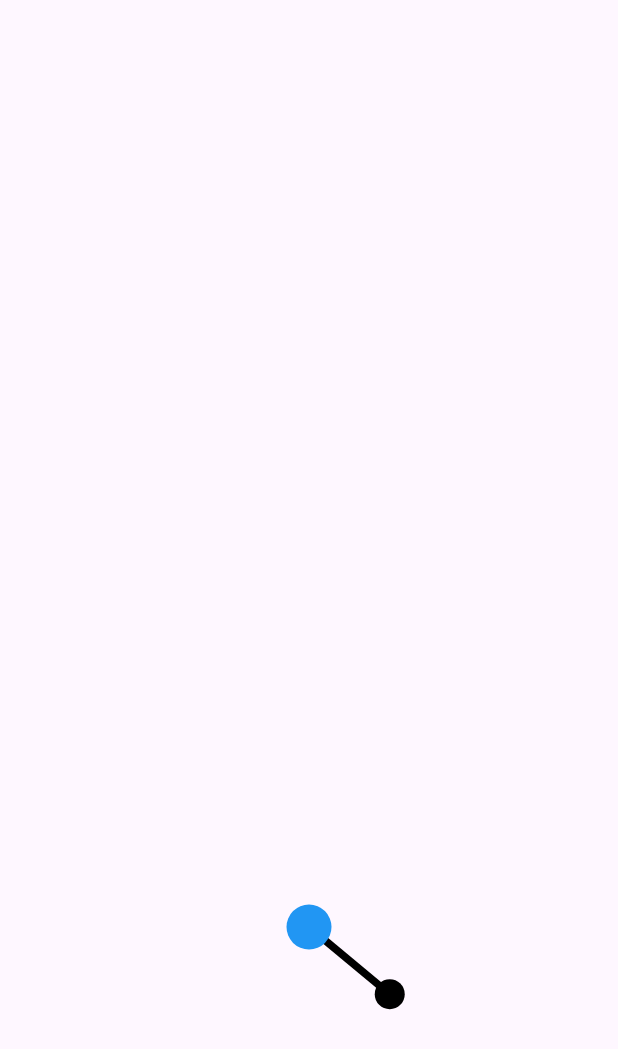
After one commit to we-mohd-i001/flutter_advanced, a Flutter app: the screen it shows after launch, after a tap on "Inverse Kinematics", on a phone screen of 412 x 824 dp. The commit adds this screen. Shown: the top 1049 px of the screen. Run offline on Flutter 3.47's test engine with Material 2 defaults, Android fonts, the phone set to English and light mode, and no system bars.

Commit message:
Added the inverse kinematics arm

```diff
--- a/lib/advancedtopics/friction_simulation/friction_simulation.dart
+++ b/lib/advancedtopics/friction_simulation/friction_simulation.dart
@@ -135,7 +135,7 @@ class _FrictionSimulationState extends State<FrictionSimulationPage>
                 width: 50,
                 height: 20,
                 bottom: size.height / 3 + blockAnimationController.value*blockAnimationController.value/300 %1,
-                left: size.width / 4 + 70 + blockAnimationController.value,
+                left: size.width / 4 - 25 + blockAnimationController.value,
                 child: Container(decoration: const BoxDecoration(
                     color: Colors.red,
                   shape: BoxShape.circle
--- /dev/null
+++ b/lib/advancedtopics/inverse_kinematics/inverse_kinematics_page.dart
@@ -0,0 +1,62 @@
+import 'package:flutter/material.dart';
+import 'package:flutter_advanced/advancedtopics/inverse_kinematics/parts/anchor.dart';
+import 'package:flutter_advanced/advancedtopics/inverse_kinematics/parts/bone.dart';
+import 'package:flutter_advanced/advancedtopics/inverse_kinematics/widgets/arm_widget.dart';
+
+class InverseKinematicsPage extends StatefulWidget {
+  const InverseKinematicsPage({super.key});
+
+  @override
+  State<InverseKinematicsPage> createState() => _InverseKinematicsPageState();
+}
+
+class _InverseKinematicsPageState extends State<InverseKinematicsPage>
+    with SingleTickerProviderStateMixin {
+  late Anchor arm;
+
+  @override
+  void initState() {
+    super.initState();
+    _initializeArm();
+  }
+
+  _initializeArm() {
+    arm = Anchor(loc: const Offset(0, 0));
+    Bone b = Bone(70, arm);
+    arm.child = b;
+  }
+
+  @override
+  void didChangeDependencies() {
+    super.didChangeDependencies();
+    Size size = MediaQuery.of(context).size;
+    arm.loc = Offset(size.width / 2, 3 / 4 * size.height);
+  }
+
+  @override
+  Widget build(BuildContext context) {
+    return Scaffold(
+      body: GestureDetector(
+        behavior: HitTestBehavior.translucent,
+        onPanStart: (DragStartDetails deets){
+          setState(() {
+            arm.solve(deets.globalPosition);
+          });
+        },
+        onPanUpdate: (DragUpdateDetails deets) {
+          setState(() {
+            arm.solve(deets.globalPosition);
+          });
+        },
+        child: Stack(
+          children: [
+            Positioned.fill(
+                child: ArmWidget(
+              anchor: arm,
+            ))
+          ],
+        ),
+      ),
+    );
+  }
+}
--- /dev/null
+++ b/lib/advancedtopics/inverse_kinematics/parts/anchor.dart
@@ -0,0 +1,56 @@
+import 'dart:math';
+import 'dart:ui';
+
+import 'attachable.dart';
+import 'bone.dart';
+
+class Anchor extends Attachable {
+  late Offset loc;
+  late Bone child;
+
+  Anchor({required this.loc});
+
+  @override
+  Offset getAttachPoint() {
+    return loc;
+  }
+
+  void solve(Offset target) {
+    child.angle =(target -loc).direction;
+  }
+
+
+
+
+
+
+
+
+
+
+
+
+
+
+
+
+
+
+
+
+
+
+  // double _lawOfCosines(double a, double b, double c) {
+  //   return acos((pow(a, 2) + pow(b, 2) - pow(c, 2)) / (2 * a * b));
+  // }
+
+  // List<Offset> _circleIntersection(
+  //     Offset center1, double radius1, Offset center2, double radius2) {
+  //   Offset distanceOffset = (center2 - center1);
+  //
+  //   // if the distance between their centers are greater than the sum of
+  //   // their radii, they must not intersect.
+  //   if (distanceOffset.distance > radius1 + radius2) {
+  //     return [];
+  //   }
+}
--- /dev/null
+++ b/lib/advancedtopics/inverse_kinematics/parts/attachable.dart
@@ -0,0 +1,5 @@
+import 'dart:ui';
+
+abstract class Attachable {
+  Offset getAttachPoint();
+}
--- /dev/null
+++ b/lib/advancedtopics/inverse_kinematics/parts/bone.dart
@@ -0,0 +1,27 @@
+import 'dart:math';
+import 'dart:ui';
+
+import 'attachable.dart';
+
+class Bone implements Attachable {
+  late double len;
+
+  // in radians
+  late double angle;
+
+  late Attachable parent;
+  late Bone child;
+
+  Bone(this.len, this.parent) {
+    angle = Random().nextDouble() * pi * 2;
+  }
+
+  Offset getLoc() {
+    return parent.getAttachPoint();
+  }
+
+  @override
+  Offset getAttachPoint() {
+    return getLoc() + Offset.fromDirection(angle, len);
+  }
+}
--- /dev/null
+++ b/lib/advancedtopics/inverse_kinematics/widgets/arm_widget.dart
@@ -0,0 +1,53 @@
+import 'package:flutter/material.dart';
+import 'package:flutter_advanced/advancedtopics/inverse_kinematics/parts/anchor.dart';
+import 'package:flutter_advanced/advancedtopics/inverse_kinematics/parts/bone.dart';
+
+class ArmWidget extends StatelessWidget {
+  final Anchor anchor;
+  const ArmWidget({super.key, required this.anchor});
+
+  @override
+  Widget build(BuildContext context) {
+    return CustomPaint(
+      painter: ArmPainter(anchor),
+    );
+  }
+}
+
+class ArmPainter extends CustomPainter {
+  final Anchor anchor;
+
+  ArmPainter(this.anchor);
+  @override
+  void paint(Canvas canvas, Size size) {
+    Paint blueFill = Paint()
+      ..color = Colors.blue
+      ..style = PaintingStyle.fill;
+
+    Paint blackFill = Paint()
+      ..color = Colors.black
+      ..style = PaintingStyle.fill;
+    Paint blackStroke = Paint()
+      ..color = Colors.black
+      ..style = PaintingStyle.stroke
+      ..strokeWidth = 5;
+
+    Bone child = anchor.child;
+    while (child != null) {
+
+      canvas.drawCircle(child.getAttachPoint(), 10, blackFill);
+      canvas.drawLine(
+          child.getAttachPoint(), child.parent.getAttachPoint(), blackStroke);
+      canvas.drawCircle(anchor.loc, 15, blueFill);
+      child = child.child;
+
+    }
+
+
+  }
+
+  @override
+  bool shouldRepaint(covariant CustomPainter oldDelegate) {
+    return true;
+  }
+}
--- a/lib/main.dart
+++ b/lib/main.dart
@@ -1,6 +1,7 @@
 import 'package:flutter/material.dart';
 import 'package:flutter_advanced/advancedtopics/custompaint/custom_paint_1.dart';
 import 'package:flutter_advanced/advancedtopics/friction_simulation/friction_simulation.dart';
+import 'package:flutter_advanced/advancedtopics/inverse_kinematics/inverse_kinematics_page.dart';
 import 'package:flutter_advanced/advancedtopics/mario_animation/mario_jump_animation.dart';
 import 'package:flutter_advanced/presentation/screens/home_screen.dart';
 
@@ -23,6 +24,7 @@ class MyApp extends StatelessWidget {
         '/liquid': (context) => const CustomPaint1(),
         '/mario' : (context) => const MarioJumpAnimation(),
         '/friction' : (context) => const FrictionSimulationPage(),
+        '/kinematics' : (context) => const InverseKinematicsPage(),
       },
     );
   }
--- a/lib/presentation/screens/home_screen.dart
+++ b/lib/presentation/screens/home_screen.dart
@@ -23,6 +23,9 @@ class HomeScreen extends StatelessWidget {
               ElevatedButton(onPressed: (){
                 Navigator.pushNamed(context, '/friction');
               }, child: const SizedBox(width: 200,child: Center(child: Text('Friction Simulation')))),
+              ElevatedButton(onPressed: (){
+                Navigator.pushNamed(context, '/kinematics');
+              }, child: const SizedBox(width: 200,child: Center(child: Text('Inverse Kinematics')))),
             ],
           ),
         ),
```
